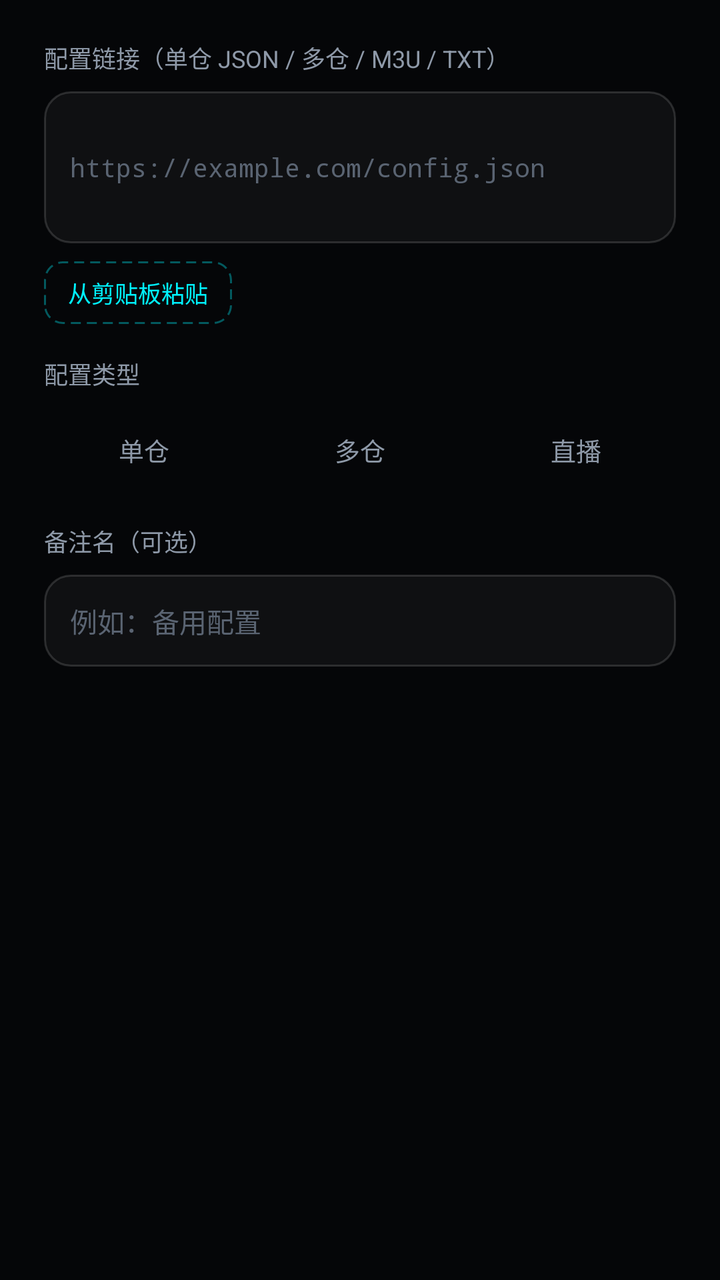
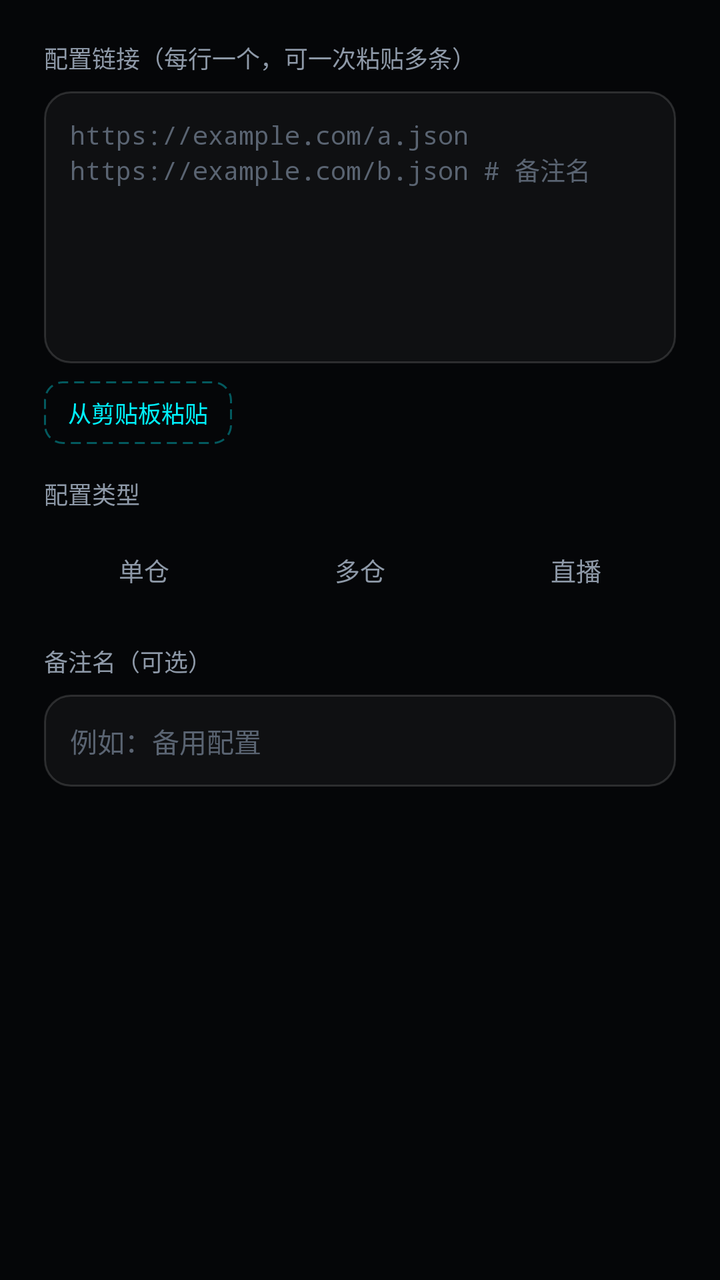

An Android layout rendered at two revisions. The XML below is the earlier revision; the diff shows what the commit changed to produce the second picture.
<!-- AndroidManifest.xml: another module's application theme Theme.DoubleScreen -->
<!-- res/layout/dialog_add_source.xml -->
<?xml version="1.0" encoding="utf-8"?>
<LinearLayout xmlns:android="http://schemas.android.com/apk/res/android"
    android:layout_width="match_parent"
    android:layout_height="wrap_content"
    android:orientation="vertical"
    android:paddingStart="22dp"
    android:paddingTop="20dp"
    android:paddingEnd="22dp"
    android:paddingBottom="8dp">

    <TextView
        android:layout_width="wrap_content"
        android:layout_height="wrap_content"
        android:text="@string/add_dialog_label_url"
        android:textColor="@color/text_sub"
        android:textSize="12sp" />

    <EditText
        android:id="@+id/input_url"
        android:layout_width="match_parent"
        android:layout_height="wrap_content"
        android:layout_marginTop="8dp"
        android:autofillHints=""
        android:background="@drawable/bg_input"
        android:fontFamily="monospace"
        android:hint="@string/add_dialog_url_hint"
        android:importantForAutofill="no"
        android:inputType="textUri"
        android:maxLines="3"
        android:minHeight="76dp"
        android:padding="13dp"
        android:textColor="@color/text_main"
        android:textColorHint="@color/text_dim"
        android:textSize="13sp" />

    <TextView
        android:id="@+id/btn_paste"
        android:layout_width="wrap_content"
        android:layout_height="wrap_content"
        android:layout_marginTop="9dp"
        android:background="@drawable/bg_mini_dashed"
        android:paddingStart="12dp"
        android:paddingTop="7dp"
        android:paddingEnd="12dp"
        android:paddingBottom="7dp"
        android:text="@string/add_dialog_paste"
        android:textColor="@color/accent_standard"
        android:textSize="11.5sp" />

    <TextView
        android:layout_width="wrap_content"
        android:layout_height="wrap_content"
        android:layout_marginTop="16dp"
        android:text="@string/add_dialog_kind"
        android:textColor="@color/text_sub"
        android:textSize="12sp" />

    <LinearLayout
        android:layout_width="match_parent"
        android:layout_height="wrap_content"
        android:layout_marginTop="8dp"
        android:orientation="horizontal">

        <TextView
            android:id="@+id/kind_single"
            style="@style/Mobile.KindOption"
            android:text="@string/kind_single" />

        <TextView
            android:id="@+id/kind_multi"
            style="@style/Mobile.KindOption"
            android:layout_marginStart="8dp"
            android:text="@string/kind_multi" />

        <TextView
            android:id="@+id/kind_live"
            style="@style/Mobile.KindOption"
            android:layout_marginStart="8dp"
            android:text="@string/kind_live" />
    </LinearLayout>

    <TextView
        android:layout_width="wrap_content"
        android:layout_height="wrap_content"
        android:layout_marginTop="16dp"
        android:text="@string/add_dialog_label_name"
        android:textColor="@color/text_sub"
        android:textSize="12sp" />

    <EditText
        android:id="@+id/input_name"
        android:layout_width="match_parent"
        android:layout_height="wrap_content"
        android:layout_marginTop="8dp"
        android:autofillHints=""
        android:background="@drawable/bg_input"
        android:hint="@string/add_dialog_name_hint"
        android:importantForAutofill="no"
        android:inputType="text"
        android:maxLines="1"
        android:padding="13dp"
        android:textColor="@color/text_main"
        android:textColorHint="@color/text_dim"
        android:textSize="13.5sp" />

</LinearLayout>
<!-- resources referenced by this layout -->
<resources>
  <color name="accent_standard">#FF00F2FE</color>
  <color name="text_dim">#FF5A6472</color>
  <color name="text_main">#FFFFFFFF</color>
  <color name="text_sub">#FF8E99A8</color>
  <!-- drawable bg_input (drawable) -->
  <?xml version="1.0" encoding="utf-8"?>
  <shape xmlns:android="http://schemas.android.com/apk/res/android"
      android:shape="rectangle">
      <corners android:radius="13dp" />
      <solid android:color="#0AFFFFFF" />
      <stroke
          android:width="1dp"
          android:color="#24FFFFFF" />
  </shape>
  <!-- drawable bg_mini_dashed (drawable) -->
  <?xml version="1.0" encoding="utf-8"?>
  <shape xmlns:android="http://schemas.android.com/apk/res/android"
      android:shape="rectangle">
      <corners android:radius="9dp" />
      <stroke
          android:width="1dp"
          android:color="#5900F2FE"
          android:dashGap="3dp"
          android:dashWidth="5dp" />
  </shape>
  <string name="add_dialog_kind">配置类型</string>
  <string name="add_dialog_label_name">备注名（可选）</string>
  <string name="add_dialog_label_url">配置链接（单仓 JSON / 多仓 / M3U / TXT）</string>
  <string name="add_dialog_name_hint">例如：备用配置</string>
  <string name="add_dialog_paste">从剪贴板粘贴</string>
  <string name="add_dialog_url_hint">https://example.com/config.json</string>
  <string name="kind_live">直播</string>
  <string name="kind_multi">多仓</string>
  <string name="kind_single">单仓</string>
  <style name="Mobile.KindOption">
          <item name="android:layout_width">0dp</item>
          <item name="android:layout_height">42dp</item>
          <item name="android:layout_weight">1</item>
          <item name="android:clickable">true</item>
          <item name="android:focusable">true</item>
          <item name="android:gravity">center</item>
          <item name="android:textColor">@color/text_sub</item>
          <item name="android:textSize">12.5sp</item>
      </style>
  <style name="Theme.DoubleScreen" parent="Theme.Material3.Dark.NoActionBar">
          <item name="android:windowBackground">@color/bg_deep</item>
          <item name="android:colorBackground">@color/bg_deep</item>
          <item name="colorPrimary">@color/accent_standard</item>
          <item name="colorOnPrimary">@color/on_accent_standard</item>
          <item name="colorSecondary">@color/accent_standard_alt</item>
          <item name="colorSurface">@color/surface_card</item>
          <item name="colorOnSurface">@color/text_main</item>
          <item name="android:textColorPrimary">@color/text_main</item>
          <item name="android:textColorSecondary">@color/text_sub</item>
          <item name="android:textColorHint">@color/text_dim</item>
          <item name="android:statusBarColor">@color/bg_deep</item>
          <item name="android:navigationBarColor">@color/bg_deep</item>
          
          <item name="android:windowActionBar">false</item>
          <item name="android:windowNoTitle">true</item>
      </style>
  <color name="bg_deep">#FF050608</color>
  <color name="on_accent_standard">#FF04222B</color>
  <color name="accent_standard_alt">#FF4FACFE</color>
  <color name="surface_card">#FF161923</color>
</resources>

<!-- the commit's change to res/layout/dialog_add_source.xml (unified diff, before → after) -->
@@ -15,6 +15,7 @@
         android:textColor="@color/text_sub"
         android:textSize="12sp" />
 
+    
     <EditText
         android:id="@+id/input_url"
         android:layout_width="match_parent"
@@ -23,15 +24,18 @@
         android:autofillHints=""
         android:background="@drawable/bg_input"
         android:fontFamily="monospace"
+        android:gravity="top|start"
         android:hint="@string/add_dialog_url_hint"
         android:importantForAutofill="no"
-        android:inputType="textUri"
-        android:maxLines="3"
-        android:minHeight="76dp"
+        android:imeOptions="flagNoEnterAction"
+        android:inputType="textMultiLine"
+        android:minLines="5"
+        android:minHeight="136dp"
         android:padding="13dp"
+        android:scrollbars="vertical"
         android:textColor="@color/text_main"
         android:textColorHint="@color/text_dim"
-        android:textSize="13sp" />
+        android:textSize="12.5sp" />
 
     <TextView
         android:id="@+id/btn_paste"
<!-- resource entries referenced after the edit -->
@@ -27,10 +27,10 @@
   </shape>
   <string name="add_dialog_kind">配置类型</string>
   <string name="add_dialog_label_name">备注名（可选）</string>
-  <string name="add_dialog_label_url">配置链接（单仓 JSON / 多仓 / M3U / TXT）</string>
+  <string name="add_dialog_label_url">配置链接（每行一个，可一次粘贴多条）</string>
   <string name="add_dialog_name_hint">例如：备用配置</string>
   <string name="add_dialog_paste">从剪贴板粘贴</string>
-  <string name="add_dialog_url_hint">https://example.com/config.json</string>
+  <string name="add_dialog_url_hint">https://example.com/a.json\nhttps://example.com/b.json   # 备注名</string>
   <string name="kind_live">直播</string>
   <string name="kind_multi">多仓</string>
   <string name="kind_single">单仓</string>
